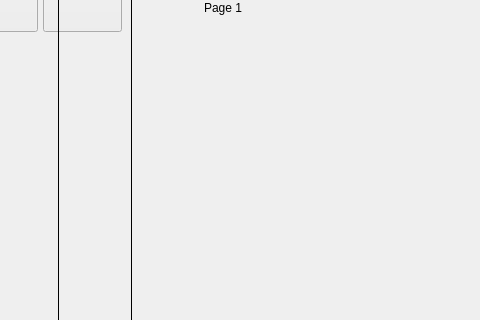
Qt form mill_touch_v6/ui/mainwindow.ui (jethornton/mill_touch_v6) before a commit; both pictures show x 663 to 1143 and y 308 to 628 of the 1280 by 768 pixel window.
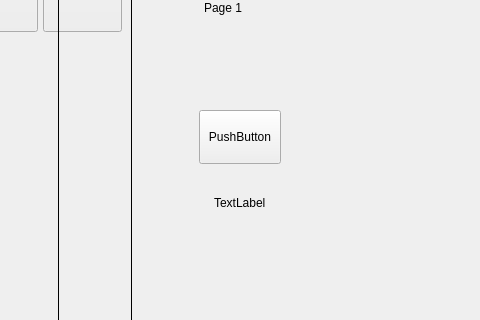
The same form after that commit. Custom widgets are drawn as their Qt base class.

Diff of the .ui file:
```diff
--- a/mill_touch_v6/ui/mainwindow.ui
+++ b/mill_touch_v6/ui/mainwindow.ui
@@ -1237,6 +1237,32 @@
             <string>Page 1</string>
            </property>
           </widget>
+          <widget class="QPushButton" name="testBtn">
+           <property name="geometry">
+            <rect>
+             <x>140</x>
+             <y>275</y>
+             <width>82</width>
+             <height>54</height>
+            </rect>
+           </property>
+           <property name="text">
+            <string>PushButton</string>
+           </property>
+          </widget>
+          <widget class="QLabel" name="testLabel">
+           <property name="geometry">
+            <rect>
+             <x>155</x>
+             <y>360</y>
+             <width>61</width>
+             <height>15</height>
+            </rect>
+           </property>
+           <property name="text">
+            <string>TextLabel</string>
+           </property>
+          </widget>
          </widget>
          <widget class="QWidget" name="page_4">
           <layout class="QGridLayout" name="gridLayout_4">
```
Left out of the diff: 6 changed lines with no effect on the pictures.
